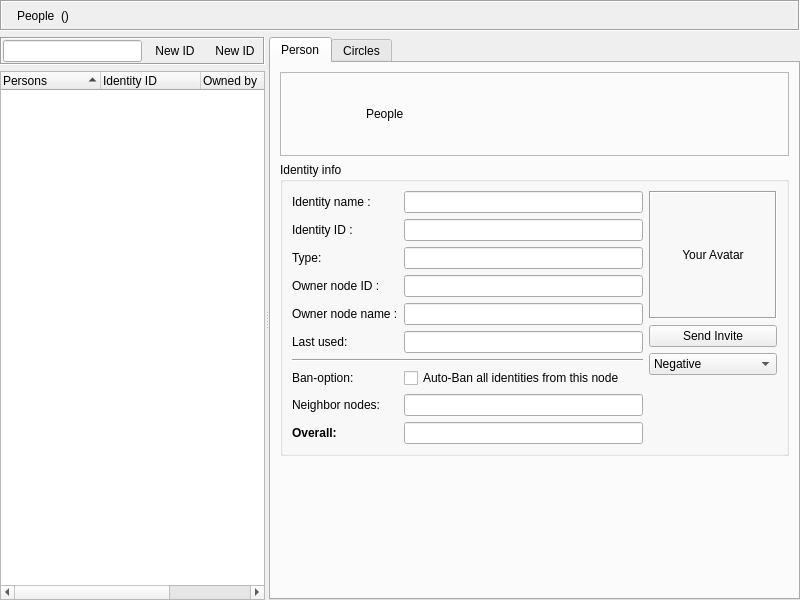
Above: retroshare-gui/src/gui/Identity/IdDialog.ui from RetroShare/RetroShare before the change. Below: the same form after it.
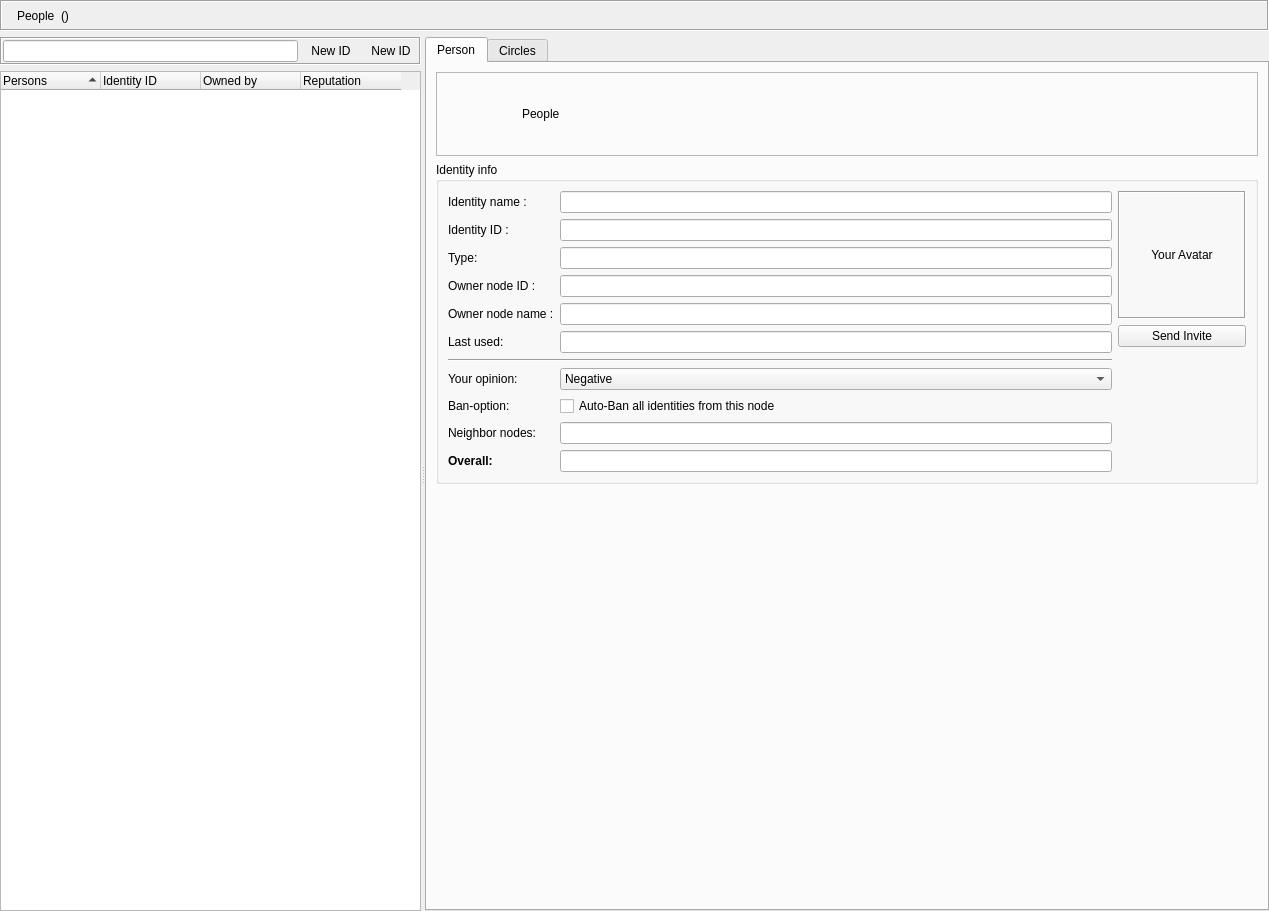
That is the form after the change. Icons and pictures are not drawn. Custom widgets are drawn as their Qt base class.

Commit message: put back opinion combobox in the place where other reputation information already is. Removed absolute size on invite button which causes incorrect display on high DPI screens

```diff
--- a/retroshare-gui/src/gui/Identity/IdDialog.ui
+++ b/retroshare-gui/src/gui/Identity/IdDialog.ui
@@ -6,8 +6,8 @@
    <rect>
     <x>0</x>
     <y>0</y>
-    <width>800</width>
-    <height>600</height>
+    <width>1269</width>
+    <height>911</height>
    </rect>
   </property>
   <property name="sizePolicy">
@@ -278,7 +278,7 @@
            <string>Reputation</string>
           </property>
           <property name="textAlignment">
-           <set>AlignLeading|AlignVCenter</set>
+           <set>AlignLeft|AlignVCenter</set>
           </property>
          </column>
         </widget>
@@ -368,7 +368,7 @@
              </property>
             </widget>
            </item>
-           <item row="0" column="2" rowspan="9">
+           <item row="0" column="2" rowspan="10">
             <layout class="QVBoxLayout" name="detailAvatarVLayout">
              <item>
               <widget class="QLabel" name="avatarLabel">
@@ -409,79 +409,11 @@
              </item>
              <item>
               <widget class="QPushButton" name="inviteButton">
-               <property name="maximumSize">
-                <size>
-                 <width>128</width>
-                 <height>16777215</height>
-                </size>
-               </property>
                <property name="text">
                 <string>Send Invite</string>
                </property>
               </widget>
              </item>
-             <item>
-              <widget class="QComboBox" name="ownOpinion_CB">
-               <property name="sizePolicy">
-                <sizepolicy hsizetype="Minimum" vsizetype="Fixed">
-                 <horstretch>0</horstretch>
-                 <verstretch>0</verstretch>
-                </sizepolicy>
-               </property>
-               <property name="maximumSize">
-                <size>
-                 <width>128</width>
-                 <height>16777215</height>
-                </size>
-               </property>
-               <property name="toolTip">
-                <string>&lt;!DOCTYPE HTML PUBLIC &quot;-//W3C//DTD HTML 4.0//EN&quot; &quot;http://www.w3.org/TR/REC-html40/strict.dtd&quot;&gt;
-&lt;html&gt;&lt;head&gt;&lt;meta name=&quot;qrichtext&quot; content=&quot;1&quot; /&gt;&lt;style type=&quot;text/css&quot;&gt;
-p, li { white-space: pre-wrap; }
-&lt;/style&gt;&lt;/head&gt;&lt;body style=&quot; font-family:'Sans'; font-size:9pt; font-weight:400; font-style:normal;&quot;&gt;
-&lt;p style=&quot; margin-top:12px; margin-bottom:12px; margin-left:0px; margin-right:0px; -qt-block-indent:0; text-indent:0px;&quot;&gt;Your own opinion about an identity rules the visibility of that identity for yourself and your friend nodes. Your own opinion is shared among friends and used to compute a reputation score: If your opinion about an identity is neutral, the reputation score is the average of your friend's opinions. If not, your own opinion gives the score.&lt;/p&gt;
-&lt;p style=&quot; margin-top:12px; margin-bottom:12px; margin-left:0px; margin-right:0px; -qt-block-indent:0; text-indent:0px;&quot;&gt;The overall score is used in chat lobbies, forums and channels to decide on the actions to take for each specific identity. When the overall score is lower than -0.6, the identity is banned, which prevents all messages and forums/channels authored by this identity to be forwarded, both ways. Some forums also have special anti-spam flags that require a higher reputation level, making them more sensitive to bad opinions. Banned identities gradually lose their activity and eventually disappear (after 30 days).  &lt;/p&gt;
-&lt;p style=&quot;-qt-paragraph-type:empty; margin-top:12px; margin-bottom:12px; margin-left:0px; margin-right:0px; -qt-block-indent:0; text-indent:0px;&quot;&gt;&lt;br /&gt;&lt;/p&gt;
-&lt;p style=&quot;-qt-paragraph-type:empty; margin-top:0px; margin-bottom:0px; margin-left:0px; margin-right:0px; -qt-block-indent:0; text-indent:0px;&quot;&gt;&lt;br /&gt;&lt;/p&gt;&lt;/body&gt;&lt;/html&gt;</string>
-               </property>
-               <property name="currentIndex">
-                <number>0</number>
-               </property>
-               <property name="iconSize">
-                <size>
-                 <width>20</width>
-                 <height>20</height>
-                </size>
-               </property>
-               <item>
-                <property name="text">
-                 <string>Negative</string>
-                </property>
-                <property name="icon">
-                 <iconset resource="../icons.qrc">
-                  <normaloff>:/icons/png/thumbs-down.png</normaloff>:/icons/png/thumbs-down.png</iconset>
-                </property>
-               </item>
-               <item>
-                <property name="text">
-                 <string>Neutral</string>
-                </property>
-                <property name="icon">
-                 <iconset resource="../icons.qrc">
-                  <normaloff>:/icons/png/thumbs-neutral.png</normaloff>:/icons/png/thumbs-neutral.png</iconset>
-                </property>
-               </item>
-               <item>
-                <property name="text">
-                 <string>Positive</string>
-                </property>
-                <property name="icon">
-                 <iconset resource="../icons.qrc">
-                  <normaloff>:/icons/png/thumbs-up.png</normaloff>:/icons/png/thumbs-up.png</iconset>
-                </property>
-               </item>
-              </widget>
-             </item>
              <item>
               <spacer name="avatarVSpacer">
                <property name="orientation">
@@ -575,28 +507,28 @@
              </property>
             </widget>
            </item>
-           <item row="7" column="0">
+           <item row="8" column="0">
             <widget class="QLabel" name="banoption_label">
              <property name="text">
               <string>Ban-option:</string>
              </property>
             </widget>
            </item>
-           <item row="7" column="1">
+           <item row="8" column="1">
             <widget class="QCheckBox" name="autoBanIdentities_CB">
              <property name="text">
               <string>Auto-Ban all identities from this node</string>
              </property>
             </widget>
            </item>
-           <item row="8" column="0">
+           <item row="9" column="0">
             <widget class="QLabel" name="neighborNodesOpinion_LB">
              <property name="text">
               <string>Neighbor nodes:</string>
              </property>
             </widget>
            </item>
-           <item row="8" column="1">
+           <item row="9" column="1">
             <widget class="QLineEdit" name="neighborNodesOpinion_TF">
              <property name="toolTip">
               <string>&lt;html&gt;&lt;head/&gt;&lt;body&gt;&lt;p&gt;Average opinion of neighbor nodes about this identity. Negative is bad,&lt;/p&gt;&lt;p&gt;positive is good. Zero is neutral.&lt;/p&gt;&lt;/body&gt;&lt;/html&gt;</string>
@@ -606,7 +538,7 @@
              </property>
             </widget>
            </item>
-           <item row="9" column="0">
+           <item row="10" column="0">
             <widget class="QLabel" name="overallOpinion_LB">
              <property name="font">
               <font>
@@ -619,7 +551,7 @@
              </property>
             </widget>
            </item>
-           <item row="9" column="1">
+           <item row="10" column="1">
             <widget class="QLineEdit" name="overallOpinion_TF">
              <property name="toolTip">
               <string>&lt;html&gt;&lt;head/&gt;&lt;body&gt;&lt;p&gt;Overall reputation score, accounting for yours and your friends'.&lt;/p&gt;&lt;p&gt;Negative is bad, positive is good. Zero is neutral. If the score is too low,&lt;/p&gt;&lt;p&gt;the identity is flagged as bad, and will be filtered out in forums, chat lobbies,&lt;/p&gt;&lt;p&gt;channels, etc.&lt;/p&gt;&lt;/body&gt;&lt;/html&gt;</string>
@@ -629,6 +561,69 @@
              </property>
             </widget>
            </item>
+           <item row="7" column="1">
+            <widget class="QComboBox" name="ownOpinion_CB">
+             <property name="sizePolicy">
+              <sizepolicy hsizetype="Minimum" vsizetype="Fixed">
+               <horstretch>0</horstretch>
+               <verstretch>0</verstretch>
+              </sizepolicy>
+             </property>
+             <property name="toolTip">
+              <string>&lt;!DOCTYPE HTML PUBLIC &quot;-//W3C//DTD HTML 4.0//EN&quot; &quot;http://www.w3.org/TR/REC-html40/strict.dtd&quot;&gt;
+&lt;html&gt;&lt;head&gt;&lt;meta name=&quot;qrichtext&quot; content=&quot;1&quot; /&gt;&lt;style type=&quot;text/css&quot;&gt;
+p, li { white-space: pre-wrap; }
+&lt;/style&gt;&lt;/head&gt;&lt;body style=&quot; font-family:'Sans'; font-size:9pt; font-weight:400; font-style:normal;&quot;&gt;
+&lt;p style=&quot; margin-top:12px; margin-bottom:12px; margin-left:0px; margin-right:0px; -qt-block-indent:0; text-indent:0px;&quot;&gt;Your own opinion about an identity rules the visibility of that identity for yourself and your friend nodes. Your own opinion is shared among friends and used to compute a reputation score: If your opinion about an identity is neutral, the reputation score is the average of your friend's opinions. If not, your own opinion gives the score.&lt;/p&gt;
+&lt;p style=&quot; margin-top:12px; margin-bottom:12px; margin-left:0px; margin-right:0px; -qt-block-indent:0; text-indent:0px;&quot;&gt;The overall score is used in chat lobbies, forums and channels to decide on the actions to take for each specific identity. When the overall score is lower than -0.6, the identity is banned, which prevents all messages and forums/channels authored by this identity to be forwarded, both ways. Some forums also have special anti-spam flags that require a higher reputation level, making them more sensitive to bad opinions. Banned identities gradually lose their activity and eventually disappear (after 30 days).  &lt;/p&gt;
+&lt;p style=&quot;-qt-paragraph-type:empty; margin-top:12px; margin-bottom:12px; margin-left:0px; margin-right:0px; -qt-block-indent:0; text-indent:0px;&quot;&gt;&lt;br /&gt;&lt;/p&gt;
+&lt;p style=&quot;-qt-paragraph-type:empty; margin-top:0px; margin-bottom:0px; margin-left:0px; margin-right:0px; -qt-block-indent:0; text-indent:0px;&quot;&gt;&lt;br /&gt;&lt;/p&gt;&lt;/body&gt;&lt;/html&gt;</string>
+             </property>
+             <property name="currentIndex">
+              <number>0</number>
+             </property>
+             <property name="iconSize">
+              <size>
+               <width>20</width>
+               <height>20</height>
+              </size>
+             </property>
+             <item>
+              <property name="text">
+               <string>Negative</string>
+              </property>
+              <property name="icon">
+               <iconset resource="../icons.qrc">
+                <normaloff>:/icons/png/thumbs-down.png</normaloff>:/icons/png/thumbs-down.png</iconset>
+              </property>
+             </item>
+             <item>
+              <property name="text">
+               <string>Neutral</string>
+              </property>
+              <property name="icon">
+               <iconset resource="../icons.qrc">
+                <normaloff>:/icons/png/thumbs-neutral.png</normaloff>:/icons/png/thumbs-neutral.png</iconset>
+              </property>
+             </item>
+             <item>
+              <property name="text">
+               <string>Positive</string>
+              </property>
+              <property name="icon">
+               <iconset resource="../icons.qrc">
+                <normaloff>:/icons/png/thumbs-up.png</normaloff>:/icons/png/thumbs-up.png</iconset>
+              </property>
+             </item>
+            </widget>
+           </item>
+           <item row="7" column="0">
+            <widget class="QLabel" name="label">
+             <property name="text">
+              <string>Your opinion:</string>
+             </property>
+            </widget>
+           </item>
           </layout>
          </widget>
         </item>
```
Left out of the diff: 33 changed lines with no effect on the pictures.
